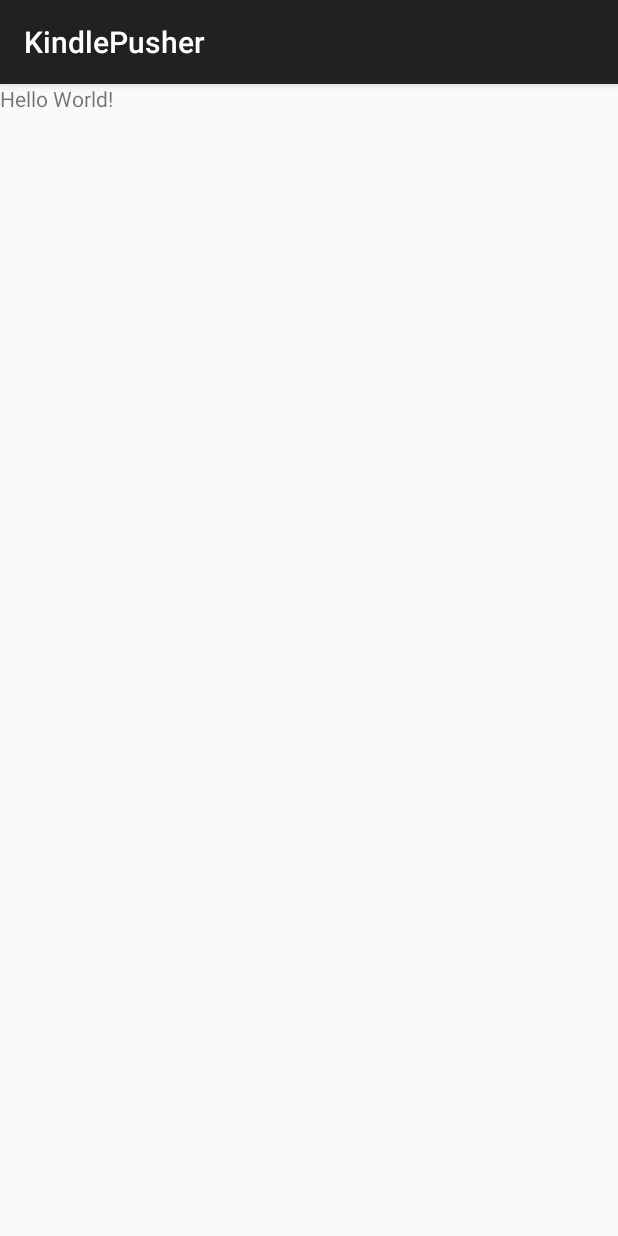
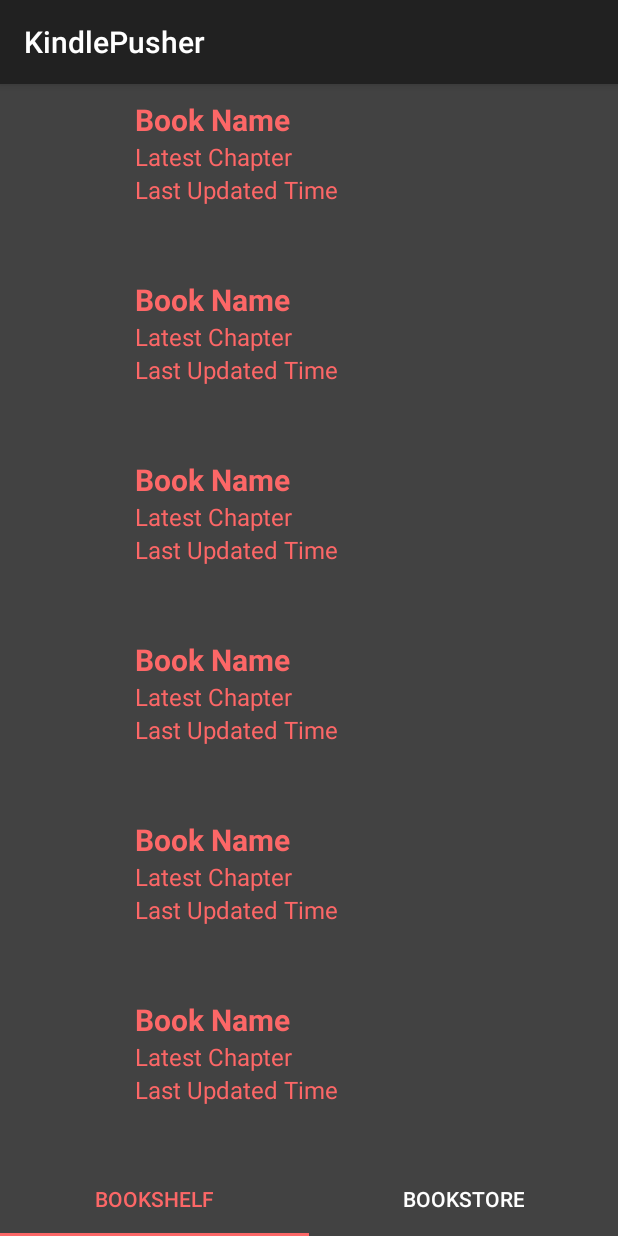
Before and after one commit to kyboon/KindlePusher, an Android app: the screen it shows after launch (MainActivity), on a phone screen of 412 x 824 dp. Run offline under Robolectric (Android 15) with nearby library versions, the phone set to English and light mode, and no system bars; our stand-ins replace Picasso; pictures from the network do not load.

Commit message:
Added view pager, tablayout, bookadapter...

```diff
--- a/app/build.gradle
+++ b/app/build.gradle
@@ -21,6 +21,11 @@ android {
 dependencies {
     implementation fileTree(dir: 'libs', include: ['*.jar'])
     implementation 'com.android.support:appcompat-v7:28.0.0'
+    implementation 'com.android.support:exifinterface:28.0.0'
+    implementation 'com.android.support:cardview-v7:28.0.0'
+    implementation 'com.android.support:animated-vector-drawable:28.0.0'
+    implementation 'com.android.support:recyclerview-v7:28.0.0'
+    implementation 'com.android.support:design:28.0.0'
     implementation 'com.android.support.constraint:constraint-layout:1.1.3'
     testImplementation 'junit:junit:4.12'
     androidTestImplementation 'com.android.support.test:runner:1.0.2'
--- a/app/src/main/java/com/kyboon/kindlepusher/ApiHelper.java
+++ b/app/src/main/java/com/kyboon/kindlepusher/ApiHelper.java
@@ -94,13 +94,14 @@ public class ApiHelper {
             @Override
             public void onResponse(Call<NovelApi.searchWrapper> call, Response<NovelApi.searchWrapper> response) {
                 if (response.isSuccessful()) {
-                    String bookNames = "";
-                    for (Book book: response.body().books) {
-                        bookNames += book.title + "\n";
-                    }
-                    //testTV.setText(bookNames);
-                    callback.onResult(bookNames);
-                    Log.d("debuggg", bookNames);
+//                    String bookNames = "";
+//                    for (Book book: response.body().books) {
+//                        bookNames += book.title + "\n";
+//                    }
+//                    //testTV.setText(bookNames);
+//                    callback.onResult(bookNames);
+//                    Log.d("debuggg", bookNames);
+                    callback.onResult(response.body().books);
                 } else {
                     Log.d("debuggg", response.code() + "");
                 }
--- /dev/null
+++ b/app/src/main/java/com/kyboon/kindlepusher/BookshelfFragment.java
@@ -0,0 +1,46 @@
+package com.kyboon.kindlepusher;
+
+import android.os.Bundle;
+import android.support.annotation.NonNull;
+import android.support.annotation.Nullable;
+import android.support.v4.app.Fragment;
+import android.support.v7.widget.LinearLayoutManager;
+import android.support.v7.widget.RecyclerView;
+import android.view.LayoutInflater;
+import android.view.View;
+import android.view.ViewGroup;
+import android.widget.TextView;
+
+import com.kyboon.kindlepusher.DataAdapters.BookshelfAdapter;
+
+public class BookshelfFragment extends Fragment {
+
+    RecyclerView recyclerView;
+
+    @Nullable
+    @Override
+    public View onCreateView(@NonNull LayoutInflater inflater, @Nullable ViewGroup container, @Nullable Bundle savedInstanceState) {
+        ViewGroup rootView = (ViewGroup) inflater.inflate(R.layout.fragment_bookshelf, container, false);
+        return rootView;
+    }
+
+    @Override
+    public void onViewCreated(@NonNull View view, @Nullable Bundle savedInstanceState) {
+//        final TextView tv = view.findViewById(R.id.testTV);
+//        ApiHelper.getInstance().search("地下城", new ApiHelperCallback<String>() {
+//            @Override
+//            public void onResult(String result) {
+//                tv.setText(result);
+//            }
+//
+//            @Override
+//            public void onError() {
+//
+//            }
+//        });
+        recyclerView = view.findViewById(R.id.rvBookshelf);
+        recyclerView.setLayoutManager(new LinearLayoutManager(getActivity()));
+        recyclerView.setAdapter(new BookshelfAdapter());
+        super.onViewCreated(view, savedInstanceState);
+    }
+}
--- /dev/null
+++ b/app/src/main/java/com/kyboon/kindlepusher/BookstoreFragment.java
@@ -0,0 +1,53 @@
+package com.kyboon.kindlepusher;
+
+import android.os.Bundle;
+import android.support.annotation.NonNull;
+import android.support.annotation.Nullable;
+import android.support.v4.app.Fragment;
+import android.support.v7.widget.LinearLayoutManager;
+import android.support.v7.widget.RecyclerView;
+import android.util.Log;
+import android.view.LayoutInflater;
+import android.view.View;
+import android.view.ViewGroup;
+
+import com.kyboon.kindlepusher.DataAdapters.BookshelfAdapter;
+import com.kyboon.kindlepusher.DataAdapters.BookstoreAdapter;
+import com.kyboon.kindlepusher.DataTypes.Book;
+
+import java.util.List;
+
+public class BookstoreFragment extends Fragment {
+    BookstoreAdapter bookstoreAdapter;
+
+    @Nullable
+    @Override
+    public View onCreateView(@NonNull LayoutInflater inflater, @Nullable ViewGroup container, @Nullable Bundle savedInstanceState) {
+        ViewGroup rootView = (ViewGroup) inflater.inflate(R.layout.fragment_bookstore, container, false);
+
+
+        RecyclerView recyclerView = rootView.findViewById(R.id.rvBookstore);
+        recyclerView.setLayoutManager(new LinearLayoutManager(getActivity()));
+        bookstoreAdapter = new BookstoreAdapter();
+        recyclerView.setAdapter(bookstoreAdapter);
+
+        search();
+
+        return rootView;
+    }
+
+    private void search() {
+        ApiHelper.getInstance().search("地下城", new ApiHelperCallback<List<Book>>() {
+            @Override
+            public void onResult(List<Book> result) {
+                Log.d("debuggg", "searched book");
+                bookstoreAdapter.setBookList(result);
+            }
+
+            @Override
+            public void onError() {
+
+            }
+        });
+    }
+}
--- /dev/null
+++ b/app/src/main/java/com/kyboon/kindlepusher/DataAdapters/BookshelfAdapter.java
@@ -0,0 +1,47 @@
+package com.kyboon.kindlepusher.DataAdapters;
+
+import android.support.annotation.NonNull;
+import android.support.v7.widget.RecyclerView;
+import android.view.LayoutInflater;
+import android.view.View;
+import android.view.ViewGroup;
+import android.widget.ImageView;
+import android.widget.TextView;
+
+import com.kyboon.kindlepusher.R;
+
+public class BookshelfAdapter extends RecyclerView.Adapter<BookshelfAdapter.BookshelfViewHolder> {
+
+    public static class BookshelfViewHolder extends RecyclerView.ViewHolder {
+        ImageView ivCover;
+        TextView tvTitle;
+        TextView tvLastChapter;
+        TextView tvLastUpdated;
+        public BookshelfViewHolder(View view) {
+            super(view);
+            ivCover = view.findViewById(R.id.ivBookCover);
+            tvTitle = view.findViewById(R.id.tvBookTitle);
+        }
+    }
+
+    public BookshelfAdapter() {
+
+    }
+
+    @NonNull
+    @Override
+    public BookshelfViewHolder onCreateViewHolder(@NonNull ViewGroup viewGroup, int i) {
+        View view = LayoutInflater.from(viewGroup.getContext()).inflate(R.layout.item_book, viewGroup, false);
+        return new BookshelfViewHolder(view);
+    }
+
+    @Override
+    public void onBindViewHolder(@NonNull BookshelfViewHolder bookshelfViewHolder, int i) {
+
+    }
+
+    @Override
+    public int getItemCount() {
+        return 10;
+    }
+}
--- /dev/null
+++ b/app/src/main/java/com/kyboon/kindlepusher/DataAdapters/BookstoreAdapter.java
@@ -0,0 +1,63 @@
+package com.kyboon.kindlepusher.DataAdapters;
+
+import android.net.Uri;
+import android.support.annotation.NonNull;
+import android.support.v7.widget.RecyclerView;
+import android.view.LayoutInflater;
+import android.view.View;
+import android.view.ViewGroup;
+import android.widget.ImageView;
+import android.widget.TextView;
+
+import com.kyboon.kindlepusher.DataTypes.Book;
+import com.kyboon.kindlepusher.R;
+import com.squareup.picasso.Picasso;
+
+import java.util.ArrayList;
+import java.util.List;
+
+public class BookstoreAdapter extends RecyclerView.Adapter<BookstoreAdapter.BookstoreViewHolder> {
+
+    List<Book> bookList = new ArrayList<>();
+
+    public static class BookstoreViewHolder extends RecyclerView.ViewHolder {
+        ImageView ivCover;
+        TextView tvTitle;
+        TextView tvLastChapter;
+        TextView tvLastUpdated;
+        public BookstoreViewHolder(View view) {
+            super(view);
+            ivCover = view.findViewById(R.id.ivBookCover);
+            tvTitle = view.findViewById(R.id.tvBookTitle);
+        }
+    }
+
+    public BookstoreAdapter() {
+
+    }
+
+    public void setBookList(List<Book> bookList) {
+        this.bookList = bookList;
+        notifyDataSetChanged();
+    }
+
+    @NonNull
+    @Override
+    public BookstoreViewHolder onCreateViewHolder(@NonNull ViewGroup viewGroup, int i) {
+        View view = LayoutInflater.from(viewGroup.getContext()).inflate(R.layout.item_book, viewGroup, false);
+        return new BookstoreViewHolder(view);
+    }
+
+    @Override
+    public void onBindViewHolder(@NonNull BookstoreViewHolder bookshelfViewHolder, int i) {
+        Book book = bookList.get(i);
+        bookshelfViewHolder.tvTitle.setText(book.title);
+        Uri uri = Uri.parse(book.cover);
+        Picasso.get().load(uri.getLastPathSegment()).into(bookshelfViewHolder.ivCover);
+    }
+
+    @Override
+    public int getItemCount() {
+        return bookList.size();
+    }
+}
--- a/app/src/main/java/com/kyboon/kindlepusher/MainActivity.java
+++ b/app/src/main/java/com/kyboon/kindlepusher/MainActivity.java
@@ -1,7 +1,15 @@
 package com.kyboon.kindlepusher;
 
+import android.support.annotation.Nullable;
+import android.support.design.widget.TabLayout;
+import android.support.v4.app.FragmentStatePagerAdapter;
+import android.support.v4.view.PagerAdapter;
+import android.support.v4.view.ViewPager;
 import android.support.v7.app.AppCompatActivity;
 import android.os.Bundle;
+import android.support.v4.app.Fragment;
+import android.support.v4.app.FragmentManager;
+import android.util.Log;
 import android.widget.ImageView;
 import android.widget.TextView;
 
@@ -10,34 +18,84 @@ import retrofit2.converter.gson.GsonConverterFactory;
 
 public class MainActivity extends AppCompatActivity {
 
-    ImageView testIV;
-    TextView testTV;
-    NovelApi novelApi;
+    private ViewPager viewPager;
+    private PagerAdapter pagerAdapter;
+    private TabLayout tabLayout;
 
     @Override
     protected void onCreate(Bundle savedInstanceState) {
         super.onCreate(savedInstanceState);
         setContentView(R.layout.activity_main);
 
-        testIV = findViewById(R.id.testIV);
-        testTV = findViewById(R.id.testTV);
+        viewPager = findViewById(R.id.pager);
+        tabLayout = findViewById(R.id.tabLayout);
+//        pagerAdapter = new ScreenSlidePagerAdapter(getSupportFragmentManager());
+        viewPager.setAdapter(new FragmentStatePagerAdapter(getSupportFragmentManager()) {
+            @Override
+            public Fragment getItem(int i) {
+                if (i == 0)
+                    return new BookshelfFragment();
+                else
+                    return new BookstoreFragment();
+            }
+
+            @Override
+            public int getCount() {
+                return 2;
+            }
+
+            @Nullable
+            @Override
+            public CharSequence getPageTitle(int position) {
+                if (position == 0)
+                    return "bookshelf";
+                else
+                    return "bookstore";
+            }
+        });
+        tabLayout.setupWithViewPager(viewPager);
 
 
 
         //getBook();
         //getChapter("http://www.snwx.com/book/15/15231/4307839.html");
-        ApiHelper.getInstance().search("地下城", new ApiHelperCallback<String>() {
-            @Override
-            public void onResult(String result) {
-                testTV.setText(result);
-            }
-
-            @Override
-            public void onError() {
-
-            }
-        });
+//        ApiHelper.getInstance().search("地下城", new ApiHelperCallback<String>() {
+//            @Override
+//            public void onResult(String result) {
+//            }
+//
+//            @Override
+//            public void onError() {
+//
+//            }
+//        });
     }
 
+    @Override
+    public void onBackPressed() {
+        if (viewPager.getCurrentItem() == 0)
+            super.onBackPressed();
+        else
+            viewPager.setCurrentItem(0);
+    }
+
+//    private class ScreenSlidePagerAdapter extends FragmentStatePagerAdapter {
+//        public ScreenSlidePagerAdapter(FragmentManager fm) {
+//            super(fm);
+//        }
+//
+//        @Override
+//        public Fragment getItem(int position) {
+//            if (position == 0)
+//                return new BookshelfFragment();
+//            else
+//                return new BookstoreFragment();
+//        }
+//
+//        @Override
+//        public int getCount() {
+//            return 2;
+//        }
+//    }
 
 }
--- a/app/src/main/res/layout/activity_main.xml
+++ b/app/src/main/res/layout/activity_main.xml
@@ -6,33 +6,22 @@
     android:layout_height="match_parent"
     tools:context=".MainActivity">
 
-    <android.support.v4.widget.NestedScrollView
+    <android.support.v4.view.ViewPager
+        android:id="@+id/pager"
         android:layout_width="match_parent"
-        android:layout_height="match_parent">
+        android:layout_height="0dp"
+        app:layout_constraintBottom_toTopOf="@+id/tabLayout"
+        app:layout_constraintTop_toTopOf="parent" />
 
-        <LinearLayout
-            android:layout_width="match_parent"
-            android:layout_height="wrap_content"
-            android:orientation="vertical">
-
-            <ImageView
-                android:id="@+id/testIV"
-                android:layout_width="match_parent"
-                android:layout_height="wrap_content" />
-
-            <TextView
-                android:id="@+id/testTV"
-                android:layout_width="wrap_content"
-                android:layout_height="wrap_content"
-                android:text="Hello World!"
-                app:layout_constraintBottom_toBottomOf="parent"
-                app:layout_constraintLeft_toLeftOf="parent"
-                app:layout_constraintRight_toRightOf="parent"
-                app:layout_constraintTop_toTopOf="parent" />
-
-        </LinearLayout>
-
-    </android.support.v4.widget.NestedScrollView>
-
+    <android.support.design.widget.TabLayout
+        android:id="@+id/tabLayout"
+        android:layout_width="match_parent"
+        android:layout_height="50dp"
+        android:background="@color/cardview_dark_background"
+        app:tabIndicatorColor="@color/colorAccent"
+        app:tabSelectedTextColor="@color/colorAccent"
+        app:tabRippleColor="@color/colorAccent"
+        app:tabTextColor="@color/cardview_light_background"
+        app:layout_constraintBottom_toBottomOf="parent" />
 
 </android.support.constraint.ConstraintLayout>
--- /dev/null
+++ b/app/src/main/res/layout/fragment_bookshelf.xml
@@ -0,0 +1,13 @@
+<?xml version="1.0" encoding="utf-8"?>
+<android.support.constraint.ConstraintLayout xmlns:android="http://schemas.android.com/apk/res/android"
+    android:layout_width="match_parent"
+    android:layout_height="match_parent"
+    xmlns:app="http://schemas.android.com/apk/res-auto">
+
+    <android.support.v7.widget.RecyclerView
+        android:id="@+id/rvBookshelf"
+        app:layout_constraintTop_toTopOf="parent"
+        android:layout_width="match_parent"
+        android:layout_height="wrap_content" />
+
+</android.support.constraint.ConstraintLayout>
--- /dev/null
+++ b/app/src/main/res/layout/fragment_bookstore.xml
@@ -0,0 +1,13 @@
+<?xml version="1.0" encoding="utf-8"?>
+<android.support.constraint.ConstraintLayout xmlns:android="http://schemas.android.com/apk/res/android"
+    android:layout_width="match_parent"
+    android:layout_height="match_parent"
+    xmlns:app="http://schemas.android.com/apk/res-auto">
+
+    <android.support.v7.widget.RecyclerView
+        android:id="@+id/rvBookstore"
+        app:layout_constraintTop_toTopOf="parent"
+        android:layout_width="match_parent"
+        android:layout_height="wrap_content" />
+
+</android.support.constraint.ConstraintLayout>
--- /dev/null
+++ b/app/src/main/res/layout/item_book.xml
@@ -0,0 +1,46 @@
+<?xml version="1.0" encoding="utf-8"?>
+<android.support.constraint.ConstraintLayout xmlns:android="http://schemas.android.com/apk/res/android"
+    xmlns:app="http://schemas.android.com/apk/res-auto"
+    android:layout_width="match_parent"
+    android:layout_height="120dp"
+    android:background="@color/cardview_dark_background">
+
+    <ImageView
+        android:id="@+id/ivBookCover"
+        android:layout_width="80dp"
+        android:layout_height="match_parent"
+        android:layout_margin="10dp"
+        app:layout_constraintLeft_toLeftOf="parent"
+        app:layout_constraintTop_toTopOf="parent" />
+
+    <TextView
+        android:id="@+id/tvBookTitle"
+        android:layout_width="wrap_content"
+        android:layout_height="wrap_content"
+        android:text="Book Name"
+        android:textColor="@color/colorAccent"
+        android:textSize="20sp"
+        android:textStyle="bold"
+        app:layout_constraintLeft_toRightOf="@id/ivBookCover"
+        app:layout_constraintTop_toTopOf="@id/ivBookCover" />
+
+    <TextView
+        android:id="@+id/tvLatestChapter"
+        android:layout_width="wrap_content"
+        android:layout_height="wrap_content"
+        android:text="Latest Chapter"
+        android:textColor="@color/colorAccent"
+        android:textSize="16sp"
+        app:layout_constraintLeft_toRightOf="@id/ivBookCover"
+        app:layout_constraintTop_toBottomOf="@id/tvBookTitle" />
+
+    <TextView
+        android:layout_width="wrap_content"
+        android:layout_height="wrap_content"
+        android:text="Last Updated Time"
+        android:textColor="@color/colorAccent"
+        android:textSize="16sp"
+        app:layout_constraintLeft_toRightOf="@id/ivBookCover"
+        app:layout_constraintTop_toBottomOf="@id/tvLatestChapter" />
+
+</android.support.constraint.ConstraintLayout>
--- a/app/src/main/res/values/colors.xml
+++ b/app/src/main/res/values/colors.xml
@@ -2,5 +2,5 @@
 <resources>
     <color name="colorPrimary">#008577</color>
     <color name="colorPrimaryDark">#00574B</color>
-    <color name="colorAccent">#D81B60</color>
+    <color name="colorAccent">#FC6767</color>
 </resources>
```
